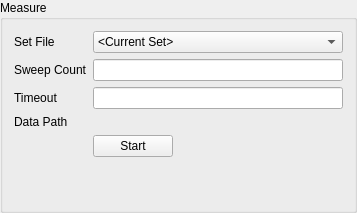
The window that qtcreator/measure.ui (Terrabits/trace-history-gui) describes before a commit, drawn with Qt 5.
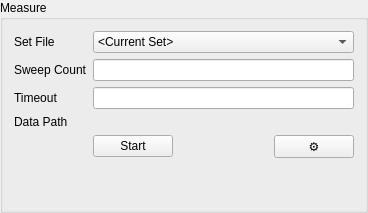
The same window after the commit. Custom widgets are drawn as their Qt base class.

Commit message: ✨ added session user settings

Diff of the .ui file:
```diff
--- a/qtcreator/measure.ui
+++ b/qtcreator/measure.ui
@@ -6,7 +6,7 @@
    <rect>
     <x>0</x>
     <y>0</y>
-    <width>318</width>
+    <width>368</width>
     <height>213</height>
    </rect>
   </property>
@@ -74,7 +74,7 @@
     <widget class="QWidget" name="startWidget" native="true">
      <layout class="QHBoxLayout" name="horizontalLayout">
       <property name="spacing">
-       <number>0</number>
+       <number>-1</number>
       </property>
       <property name="leftMargin">
        <number>0</number>
@@ -108,6 +108,13 @@
         </property>
        </spacer>
       </item>
+      <item>
+       <widget class="QPushButton" name="settings">
+        <property name="text">
+         <string>⚙️</string>
+        </property>
+       </widget>
+      </item>
      </layout>
     </widget>
    </item>
```
Left out of the diff: 3 changed lines with no effect on the pictures. Lines whose indentation alone changed are shown as unchanged. The commit also changes 10 other files.
